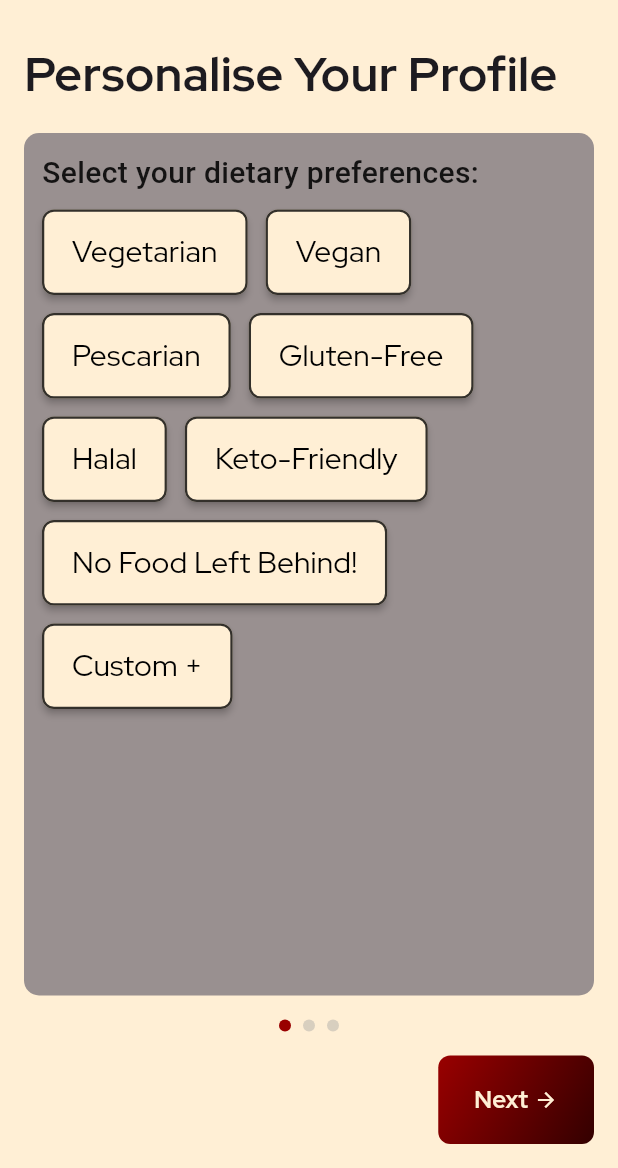
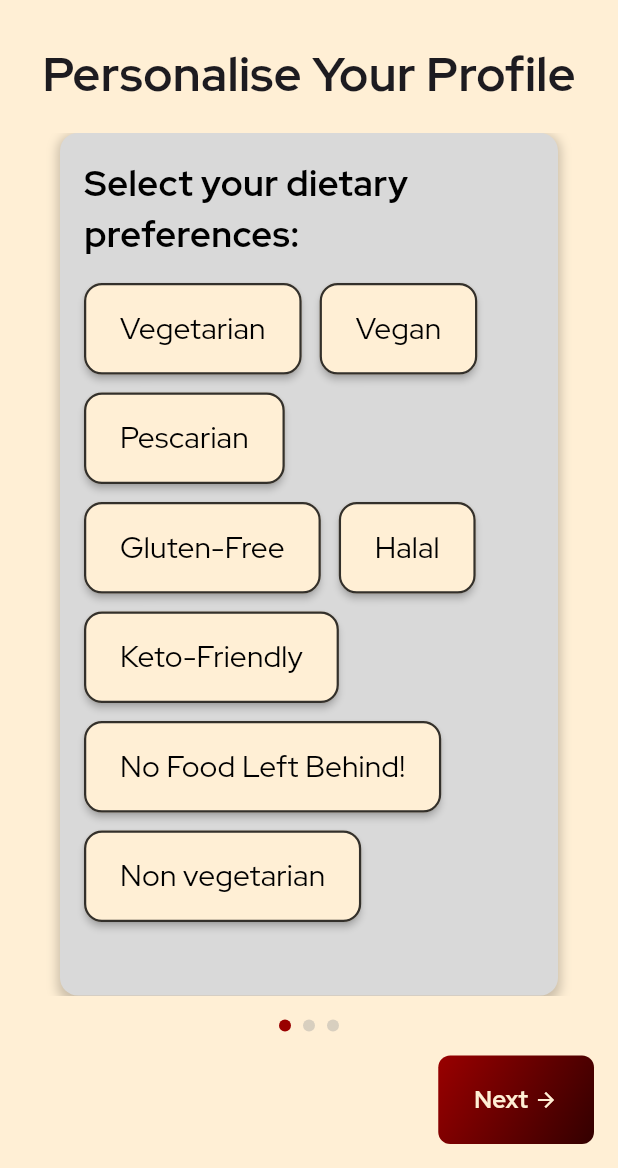
Before and after one commit to AlliedLens/eatelo, a Flutter app: the PersonalisationPage screen opened directly, on a phone screen of 412 x 824 dp, the part 68-1236 px from its top. Run offline on Flutter 3.47's test engine with Material 3 defaults, Android fonts, the phone set to English and light mode, and no system bars; our stand-ins replace image_picker.

Commit message:
style: Update card background color to #D9D9D9

```diff
--- a/lib/personalisation_page.dart
+++ b/lib/personalisation_page.dart
@@ -57,12 +57,14 @@ class _PersonalisationPageState extends State<PersonalisationPage> {
         children: [
           Padding(
             padding: const EdgeInsets.all(16.0),
-            child: const Text(
-              'Personalise Your Profile',
-              style: TextStyle(
-                fontSize: 32,
-                fontWeight: FontWeight.bold,
-                fontFamily: "RedHatDisplay",
+            child: const Center(
+              child: Text(
+                'Personalise Your Profile',
+                style: TextStyle(
+                  fontSize: 32,
+                  fontWeight: FontWeight.bold,
+                  fontFamily: "RedHatDisplay",
+                ),
               ),
             ),
           ),
@@ -78,7 +80,7 @@ class _PersonalisationPageState extends State<PersonalisationPage> {
               children: [
                 // Dietary Preferences Card
                 Padding(
-                  padding: const EdgeInsets.symmetric(horizontal: 16.0),
+                  padding: const EdgeInsets.symmetric(horizontal: 40.0),
                   child: _buildPreferenceCard(
                     title: 'Select your dietary preferences:',
                     children: [
@@ -89,13 +91,13 @@ class _PersonalisationPageState extends State<PersonalisationPage> {
                       _buildChoiceButton('Halal', _selectedDietaryPreference),
                       _buildChoiceButton('Keto-Friendly', _selectedDietaryPreference),
                       _buildChoiceButton('No Food Left Behind!', _selectedDietaryPreference),
-                      _buildChoiceButton('Custom +', _selectedDietaryPreference),
+                      _buildChoiceButton('Non vegetarian', _selectedDietaryPreference),
                     ],
                   ),
                 ),
                 // Dining Style Card
                 Padding(
-                  padding: const EdgeInsets.symmetric(horizontal: 16.0),
+                  padding: const EdgeInsets.symmetric(horizontal: 40.0),
                   child: _buildPreferenceCard(
                     title: 'Your dining style:',
                     children: [
@@ -107,13 +109,13 @@ class _PersonalisationPageState extends State<PersonalisationPage> {
                       _buildChoiceButton('Fine Dining Enthusiast', _selectedDiningStyle),
                       _buildChoiceButton('Coffee Over Everything', _selectedDiningStyle),
                       _buildChoiceButton('Wine & Dine Fan', _selectedDiningStyle),
-                      _buildChoiceButton('Custom +', _selectedDiningStyle),
+
                     ],
                   ),
                 ),
                 // Review Style Card
                 Padding(
-                  padding: const EdgeInsets.symmetric(horizontal: 16.0),
+                  padding: const EdgeInsets.symmetric(horizontal: 40.0),
                   child: _buildPreferenceCard(
                     title: 'Your review style:',
                     children: [
@@ -124,7 +126,7 @@ class _PersonalisationPageState extends State<PersonalisationPage> {
                       _buildChoiceButton('Casual Reviewer', _selectedReviewStyle),
                       _buildChoiceButton('Loyal Customer', _selectedReviewStyle),
                       _buildChoiceButton('Video Reviewer', _selectedReviewStyle),
-                      _buildChoiceButton('Custom +', _selectedReviewStyle),
+
                     ],
                   ),
                 ),
@@ -211,10 +213,18 @@ class _PersonalisationPageState extends State<PersonalisationPage> {
   // Helper method to create a preference card
   Widget _buildPreferenceCard({required String title, required List<Widget> children}) {
     return Container(
-      padding: const EdgeInsets.all(12),
+      padding: const EdgeInsets.all(16),
       decoration: BoxDecoration(
-        color: const Color.fromARGB(255, 153, 144, 144),
-        borderRadius: BorderRadius.circular(10),
+        color: const Color(0xFFD9D9D9),
+        borderRadius: BorderRadius.circular(12),
+        boxShadow: [
+          BoxShadow(
+            color: Colors.black.withOpacity(0.2),
+            spreadRadius: 2,
+            blurRadius: 5,
+            offset: const Offset(0, 3),
+          ),
+        ],
       ),
       child: Column(
         crossAxisAlignment: CrossAxisAlignment.start,
@@ -222,12 +232,13 @@ class _PersonalisationPageState extends State<PersonalisationPage> {
           Text(
             title,
             style: const TextStyle(
-              fontSize: 20,
-              fontWeight: FontWeight.w500,
-              color: Colors.black87,
+              fontSize: 24,
+              fontWeight: FontWeight.bold,
+              color: Colors.black,
+              fontFamily: "RedHatDisplay",
             ),
           ),
-          const SizedBox(height: 10),
+          const SizedBox(height: 16),
           Wrap(
             spacing: 12.0,
             runSpacing: 12.0,
@@ -267,10 +278,10 @@ class _PersonalisationPageState extends State<PersonalisationPage> {
       style: ElevatedButton.styleFrom(
         backgroundColor: isSelected ? const Color(0xFF990000) : Color(0xFFFFEFD5),
         foregroundColor: isSelected ? Color(0xFFFFEFD5) : Colors.black,
-        padding: const EdgeInsets.symmetric(horizontal: 20.0, vertical: 14.0),
+        padding: const EdgeInsets.symmetric(horizontal: 24.0, vertical: 16.0),
         elevation: 2,
         shape: RoundedRectangleBorder(
-          borderRadius: BorderRadius.circular(8),
+          borderRadius: BorderRadius.circular(12),
           side: BorderSide(
             color: isSelected ? const Color(0xFF990000) : Colors.black.withOpacity(0.8),
             width: 1.5,
```
